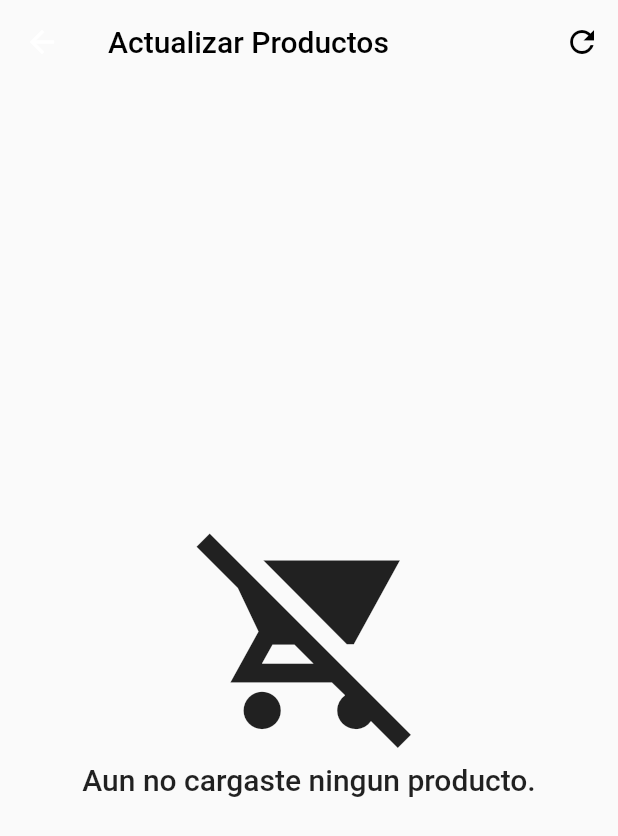
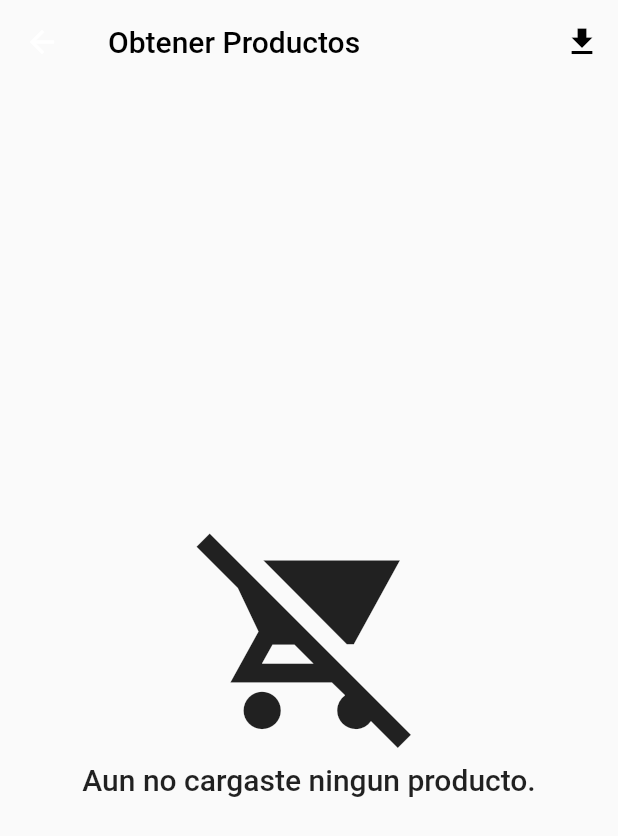
Before and after one commit to clufs/harvie_emp_mobile_app, a Flutter app: the NewOrderScreen screen opened by its route, on a phone screen of 412 x 824 dp. Shown: the top 836 px of the screen. Run offline on Flutter 3.47's test engine with Material 2 defaults, Android fonts, the light colour scheme and no system bars; our stand-ins replace audioplayers, auto_size_text, flutter_secure_storage, hive, logger, lottie and 2 more; missing offline and left inert: mobile_scanner; accounts and stored records are empty.

Commit message:
Utilizando la dbLocal

```diff
--- a/lib/provider/cart.provider.dart
+++ b/lib/provider/cart.provider.dart
@@ -1,11 +1,9 @@
 import 'dart:convert';
-import 'package:audioplayers/audioplayers.dart';
 import 'package:flutter/material.dart';
 import 'package:http/http.dart';
 import 'package:logger/logger.dart';
 import 'package:martes_emp_qr/provider/http.dart';
 import 'package:martes_emp_qr/provider/products.provider.dart';
-import 'package:martes_emp_qr/provider/ui.provider.dart';
 import 'package:martes_emp_qr/screens/cart/finishOrder.screen.dart';
 import 'package:martes_emp_qr/screens/cart/scan/widgets/modal.dart';
 import 'package:martes_emp_qr/src/models/products.dart';
--- a/lib/provider/products.provider.dart
+++ b/lib/provider/products.provider.dart
@@ -10,8 +10,12 @@ class ProductsProvider extends ChangeNotifier {
     final productsFromDB = await getWithToken('api/employee/products');
     final products = parseItems(productsFromDB.body);
 
+    this.products = products;
+
     DatabaseHelper dbHelper = DatabaseHelper();
+
     await dbHelper.resetTable();
+
     //!funcion para borrar la tabla y comenzar denuevo.
     // await dbHelper.clearTable();
 
--- a/lib/screens/cart/newsell.screen.dart
+++ b/lib/screens/cart/newsell.screen.dart
@@ -19,18 +19,18 @@ class NewOrderScreen extends StatelessWidget {
         backgroundColor: Colors.transparent,
         shadowColor: Colors.transparent,
         title: const Text(
-          'Actualizar Productos',
+          'Obtener Productos',
           style: TextStyle(color: Colors.black),
         ),
         actions: [
           IconButton(
               onPressed: () async {
                 await productsProvider.getAllProducts();
-                await productsProvider.getProductsFromDb();
+                // await productsProvider.getProductsFromDb();
                 Logger().wtf(productsProvider.products.length);
               },
               icon: const Icon(
-                Icons.refresh,
+                Icons.download,
                 color: Colors.black,
               )),
         ],
```
